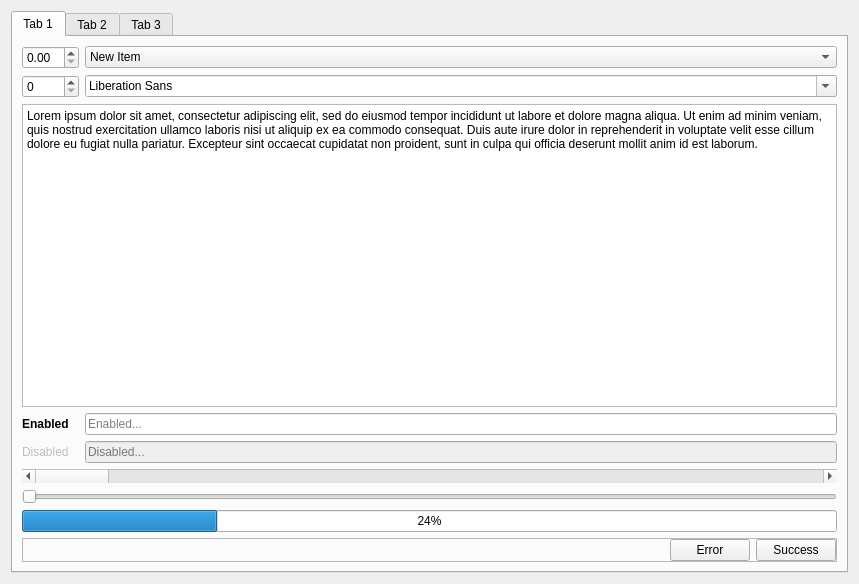
Above: pyside2_vfx_template/ui/test.ui from healkeiser/fxgui before the change. Below: the same form after it.
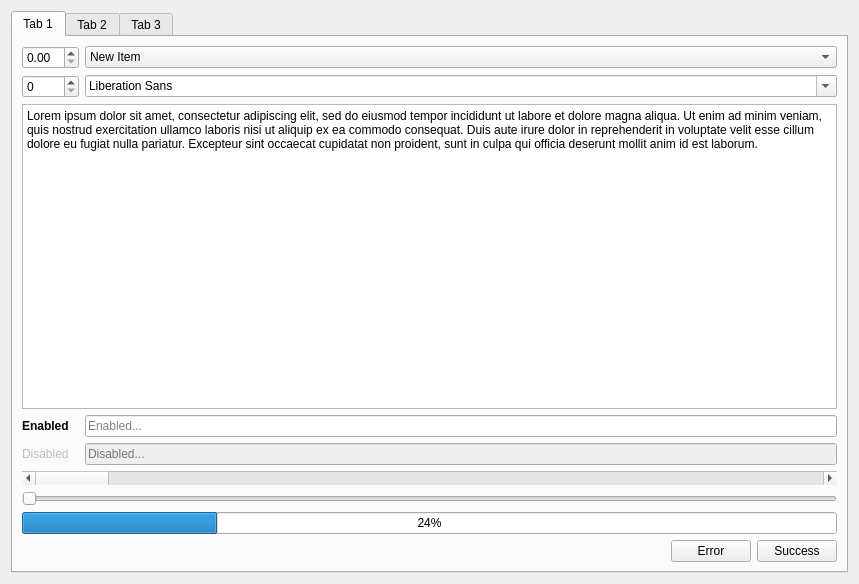
That is the form after the change.

Commit message: 🦄 refactor(dcc, example, window, package): Overall performance

Diff of the .ui file:
```diff
--- a/pyside2_vfx_template/ui/test.ui
+++ b/pyside2_vfx_template/ui/test.ui
@@ -27,10 +27,13 @@
        <item row="8" column="1" colspan="2">
         <widget class="QFrame" name="frame">
          <property name="frameShape">
-          <enum>QFrame::StyledPanel</enum>
+          <enum>QFrame::NoFrame</enum>
          </property>
          <property name="frameShadow">
-          <enum>QFrame::Raised</enum>
+          <enum>QFrame::Plain</enum>
+         </property>
+         <property name="lineWidth">
+          <number>0</number>
          </property>
          <layout class="QHBoxLayout" name="horizontalLayout">
           <property name="leftMargin">
```
The commit also changes 5 other files.
